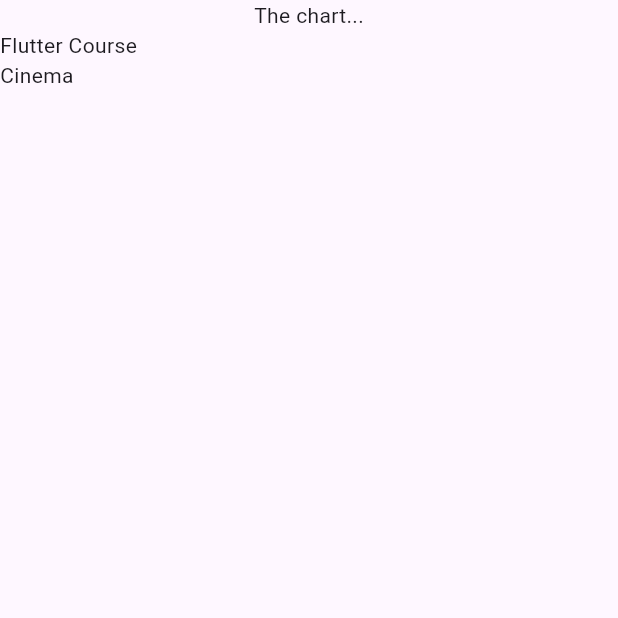
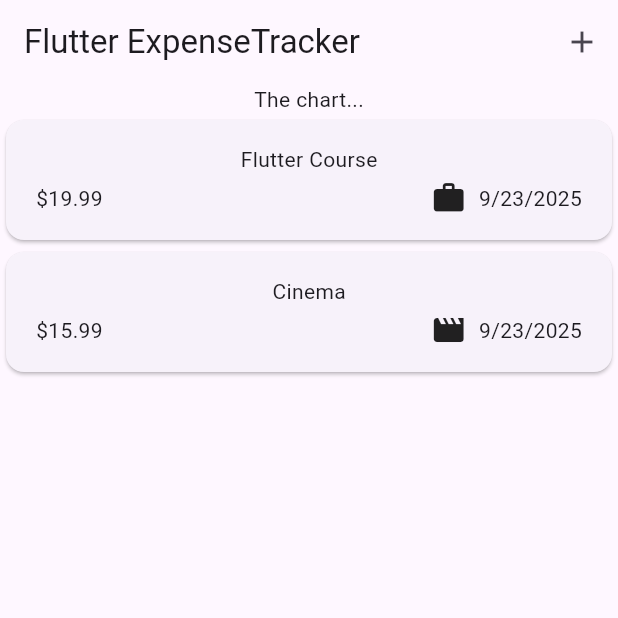
Before and after one commit to luongductinh-it/expense_tracker, a Flutter app: the screen it shows after launch, on a phone screen of 412 x 824 dp, the top half of it. Run offline on Flutter 3.47's test engine with Material 3 defaults, Android fonts, the phone set to English and light mode, and no system bars.

Commit message:
Update project

```diff
--- a/lib/main.dart
+++ b/lib/main.dart
@@ -1,4 +1,4 @@
-import 'package:expense_tracker/expenses.dart';
+import 'package:expense_tracker/widgets/expenses.dart';
 import 'package:flutter/material.dart';
 
 void main() {
--- a/lib/models/expense.dart
+++ b/lib/models/expense.dart
@@ -1,8 +1,19 @@
+import 'package:intl/intl.dart';
 import 'package:uuid/uuid.dart';
+import 'package:flutter/material.dart';
+
+final formatter = DateFormat.yMd();
 
 const uuid = Uuid();
 
 enum Category { food, travel, leisure, work }
+
+const categoryIcons = {
+  Category.food: Icons.lunch_dining,
+  Category.travel: Icons.flight_takeoff,
+  Category.leisure: Icons.movie,
+  Category.work: Icons.work,
+};
 
 class Expense {
   Expense({
@@ -16,4 +27,8 @@ class Expense {
   final double amount;
   final DateTime date;
   final Category category;
+
+  String get formattedDate {
+    return formatter.format(date);
+  }
 }
--- a/lib/expenses.dart
+++ b/lib/widgets/expenses.dart
@@ -1,5 +1,6 @@
-import 'package:expense_tracker/expenses_list.dart';
+import 'package:expense_tracker/widgets/expenses_list/expenses_list.dart';
 import 'package:expense_tracker/models/expense.dart';
+import 'package:expense_tracker/widgets/new_expense.dart';
 import 'package:flutter/material.dart';
 
 class Expenses extends StatefulWidget {
@@ -25,9 +26,22 @@ class _ExpensesState extends State<Expenses> {
     ),
   ];
 
+  void _openAddExpenseOverlay() {
+    showModalBottomSheet(
+      context: context,
+      builder: (ctx) => NewExpense(),
+    );
+  }
+
   @override
   Widget build(BuildContext context) {
     return Scaffold(
+      appBar: AppBar(
+        title: Text('Flutter ExpenseTracker'),
+        actions: [
+          IconButton(onPressed: _openAddExpenseOverlay, icon: Icon(Icons.add)),
+        ],
+      ),
       body: Column(
         children: [
           Text('The chart...'),
--- /dev/null
+++ b/lib/widgets/expenses_list/expense_item.dart
@@ -0,0 +1,34 @@
+import 'package:expense_tracker/models/expense.dart';
+import 'package:flutter/material.dart';
+
+class ExpenseItem extends StatelessWidget {
+  const ExpenseItem(this.expense, {super.key});
+
+  final Expense expense;
+
+  @override
+  Widget build(BuildContext context) {
+    return Card(
+      child: Padding(
+        padding: const EdgeInsets.symmetric(horizontal: 20.0, vertical: 16.0),
+        child: Column(
+          children: [
+            Text(expense.title),
+            SizedBox(height: 4.0),
+            Row(
+              children: [
+                Text('\$${expense.amount.toStringAsFixed(2)}'),
+                Spacer(),
+                Row(children: [
+                  Icon(categoryIcons[expense.category]),
+                  SizedBox(width: 8),
+                  Text(expense.formattedDate),
+                ],),
+              ],
+            ),
+          ],
+        ),
+      ),
+    );
+  }
+}
--- a/lib/expenses_list.dart
+++ b/lib/widgets/expenses_list/expenses_list.dart
@@ -1,4 +1,5 @@
 import 'package:expense_tracker/models/expense.dart';
+import 'package:expense_tracker/widgets/expenses_list/expense_item.dart';
 import 'package:flutter/material.dart';
 
 class ExpensesList extends StatelessWidget {
@@ -10,7 +11,7 @@ class ExpensesList extends StatelessWidget {
   Widget build(BuildContext context) {
     return ListView.builder(
       itemCount: expenses.length,
-      itemBuilder: (ctx, index) => Text(expenses[index].title),
+      itemBuilder: (ctx, index) => ExpenseItem(expenses[index]),
     );
   }
 }
--- a/pubspec.yaml
+++ b/pubspec.yaml
@@ -35,6 +35,7 @@ dependencies:
   # Use with the CupertinoIcons class for iOS style icons.
   cupertino_icons: ^1.0.8
   uuid: ^4.5.1
+  intl: ^0.20.2
 
 dev_dependencies:
   flutter_test:
```
Also changed, not shown: lib/widgets/new_expense.dart (added, +122 -0 lines), pubspec.lock.
